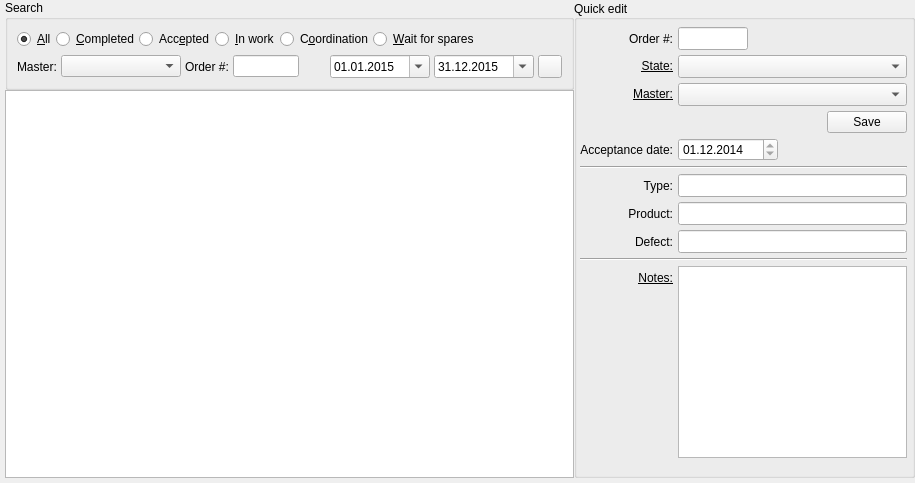
First picture: the form in RepairCenter/orderswidgetmaster.ui, repository Feo-d-oR/YARC, before the edit.
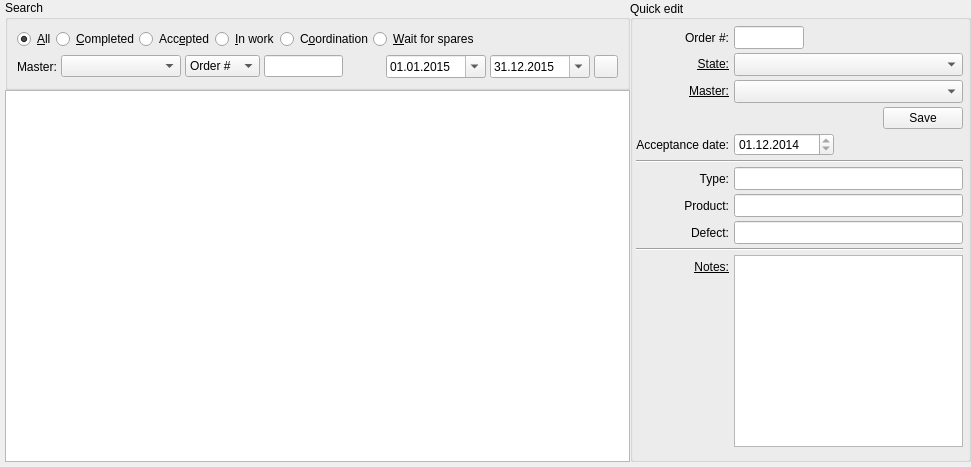
Second picture: the form after the edit. Icons and pictures are not drawn.

Commit message: Added->Search by product name

```diff
--- a/RepairCenter/orderswidgetmaster.ui
+++ b/RepairCenter/orderswidgetmaster.ui
@@ -6,8 +6,8 @@
    <rect>
     <x>0</x>
     <y>0</y>
-    <width>915</width>
-    <height>483</height>
+    <width>971</width>
+    <height>467</height>
    </rect>
   </property>
   <property name="windowTitle">
@@ -201,10 +201,29 @@
          </widget>
         </item>
         <item>
-         <widget class="QLabel" name="label_3">
-          <property name="text">
-           <string>Order #:</string>
+         <widget class="QComboBox" name="cbSearchText">
+          <property name="minimumSize">
+           <size>
+            <width>75</width>
+            <height>0</height>
+           </size>
           </property>
+          <property name="maximumSize">
+           <size>
+            <width>110</width>
+            <height>16777215</height>
+           </size>
+          </property>
+          <item>
+           <property name="text">
+            <string>Order #</string>
+           </property>
+          </item>
+          <item>
+           <property name="text">
+            <string>Product</string>
+           </property>
+          </item>
          </widget>
         </item>
         <item alignment="Qt::AlignLeft">
```
The commit also changes 7 other files.
